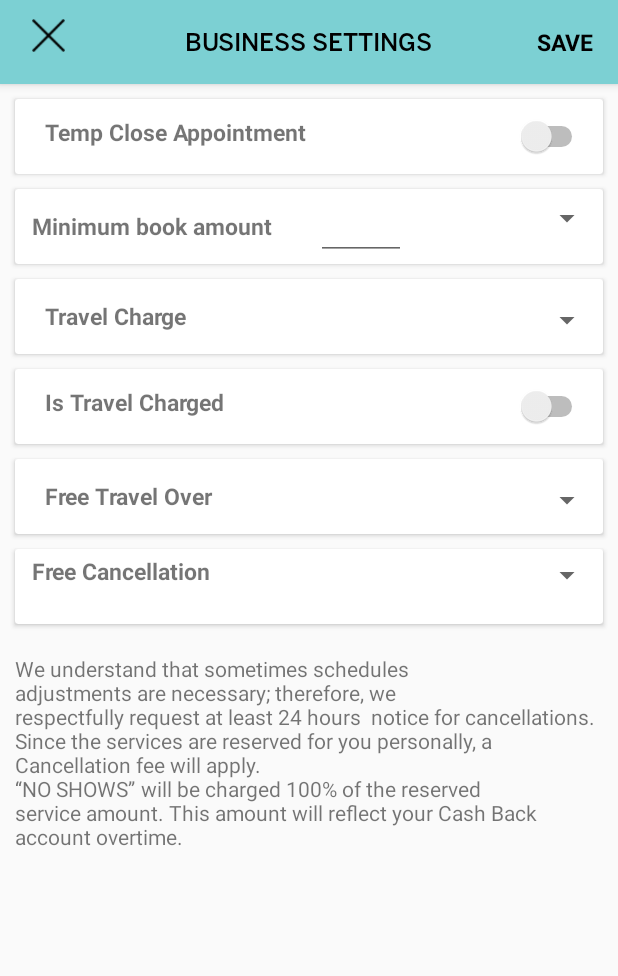
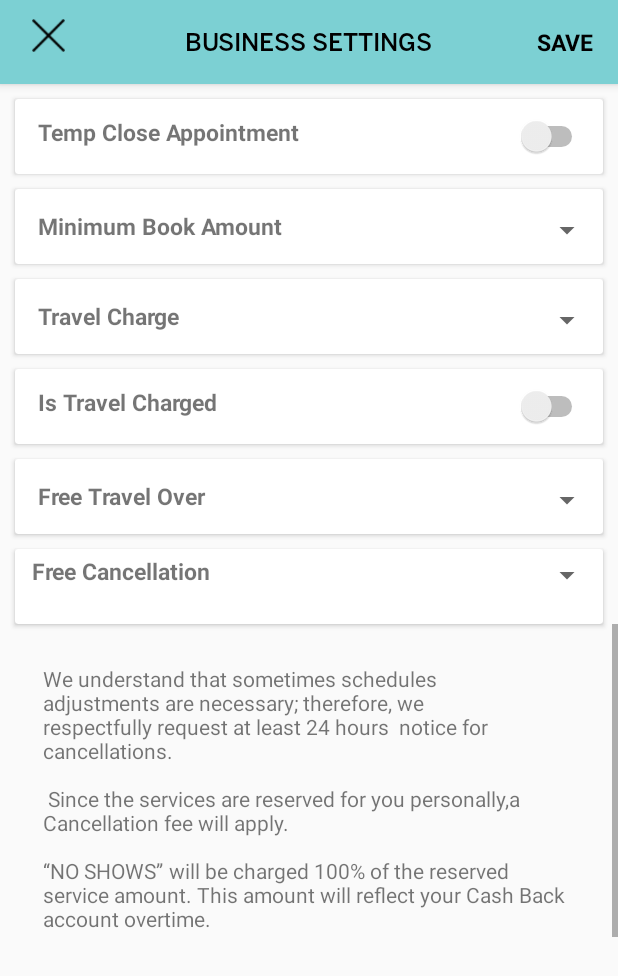
Before and after one commit to kaaxhiftaj/Salonidm, an Android app: the fragment BusinessFragment placed in its activity, on a phone screen of 412 x 824 dp. Shown: the top 976 px of the screen. Run offline under Robolectric (Android 15) with nearby library versions, the phone set to English and light mode, and no system bars; our stand-ins replace ButterKnife, Volley; libraries missing offline, so code that uses them is left out: com.jaredrummler.materialspinner; plain views replace MaterialSpinner; network calls fail; Roboto replaces fonts that are not available here; 6 statements that could not run were skipped.

Commit message:
business setting work done

```diff
--- a/app/src/main/res/layout/fragment_business.xml
+++ b/app/src/main/res/layout/fragment_business.xml
@@ -23,7 +23,7 @@
             <TextView
                 android:layout_width="wrap_content"
                 android:layout_height="wrap_content"
-                android:layout_marginLeft="20dp"
+                android:layout_marginLeft="15dp"
                 android:layout_weight="1"
                 android:text="Temp Close Appointment"
                 android:textSize="15dp"
@@ -52,7 +52,7 @@
         android:layout_marginRight="10dp"
         android:layout_marginTop="10dp">
 
-        <RelativeLayout
+        <LinearLayout
             android:layout_width="match_parent"
             android:layout_height="wrap_content"
             android:layout_gravity="center"
@@ -62,48 +62,26 @@
             <TextView
                 android:layout_width="wrap_content"
                 android:layout_height="wrap_content"
-                android:layout_alignParentStart="true"
-                android:layout_centerVertical="true"
                 android:layout_gravity="center"
-                android:layout_marginLeft="10sp"
-                android:layout_marginStart="11dp"
-                android:maxLines="1"
-                android:text="Minimum book amount "
+                android:layout_marginLeft="15dp"
+                android:layout_weight="1.5"
+                android:text="Minimum Book Amount"
                 android:textSize="15dp"
-                android:id="@+id/minAmnt"
                 android:textStyle="bold" />
 
-            <!--<Switch-->
-                <!--android:id="@+id/min_book_appoint"-->
-                <!--android:layout_width="wrap_content"-->
-                <!--android:layout_height="wrap_content"-->
-                <!--android:layout_gravity="right"-->
-                <!--android:layout_marginRight="10dp"-->
-                <!--android:layout_weight="1"-->
-                <!--android:foregroundGravity="right"-->
-                <!--android:gravity="right" />-->
-
-            <EditText
-                android:id="@+id/et_minAmount"
-                android:layout_width="60sp"
-                android:layout_marginLeft="25sp"
-                android:gravity="center"
-                android:layout_height="wrap_content"
-                android:layout_toRightOf="@id/minAmnt"/>
 
             <com.jaredrummler.materialspinner.MaterialSpinner
                 android:id="@+id/min_book_appoint"
-                android:layout_width="70sp"
+                android:layout_width="wrap_content"
                 android:layout_height="wrap_content"
-                android:layout_alignParentRight="true"
-                android:layout_marginLeft="0sp"
+                android:layout_marginLeft="50sp"
                 android:layout_marginTop="5dp"
+                android:layout_weight=".5"
                 android:paddingLeft="15dp"
                 android:textSize="15dp"
-                android:text=""
-                android:textStyle="bold" />
+                android:textStyle="bold"/>
 
-        </RelativeLayout>
+        </LinearLayout>
 
     </android.support.v7.widget.CardView>
 
@@ -126,7 +104,7 @@
                 android:layout_width="wrap_content"
                 android:layout_height="wrap_content"
                 android:layout_gravity="center"
-                android:layout_marginLeft="20dp"
+                android:layout_marginLeft="15dp"
                 android:layout_weight="1.5"
                 android:text="Travel Charge"
                 android:textSize="15dp"
@@ -166,7 +144,7 @@
             <TextView
                 android:layout_width="wrap_content"
                 android:layout_height="wrap_content"
-                android:layout_marginLeft="20dp"
+                android:layout_marginLeft="15dp"
                 android:layout_weight="1"
                 android:text="Is Travel Charged "
                 android:textSize="15dp"
@@ -205,7 +183,7 @@
                 android:layout_width="wrap_content"
                 android:layout_height="wrap_content"
                 android:layout_gravity="center"
-                android:layout_marginLeft="20dp"
+                android:layout_marginLeft="15dp"
                 android:layout_weight="1.5"
                 android:text="Free Travel Over"
                 android:textSize="15dp"
@@ -265,15 +243,22 @@
         </RelativeLayout>
     </android.support.v7.widget.CardView>
 
-    <TextView
+    <ScrollView
         android:layout_width="wrap_content"
-        android:layout_height="wrap_content"
-        android:layout_gravity="center"
-        android:layout_marginTop="20sp"
-        android:layout_marginLeft="10sp"
-        android:layout_marginRight="10sp"
-        android:text="We understand that sometimes schedules\nadjustments are necessary; therefore, we\nrespectfully request at least 24 hours  notice for cancellations.
-Since the services are reserved for you personally, a\nCancellation fee will apply.\n“NO SHOWS” will be charged
+        android:layout_height="wrap_content">
+        <TextView
+            android:layout_width="wrap_content"
+            android:layout_height="wrap_content"
+            android:layout_gravity="center"
+            android:layout_marginTop="10sp"
+            android:padding="12sp"
+            android:layout_marginLeft="15sp"
+            android:layout_marginRight="12sp"
+            android:text="We understand that sometimes schedules\nadjustments are necessary; therefore, we\nrespectfully request at least 24 hours  notice for cancellations.\n\n
+Since the services are reserved for you personally,a Cancellation fee will apply.\n\n“NO SHOWS” will be charged
 100% of the reserved\nservice amount. This amount will reflect your Cash Back account overtime." />
 
+    </ScrollView>
+
+
 </LinearLayout>
```
Also changed, not shown: app/src/main/java/com/techease/salonidm/ui/fragments/BusinessFragment.java (+16 -15 lines).
